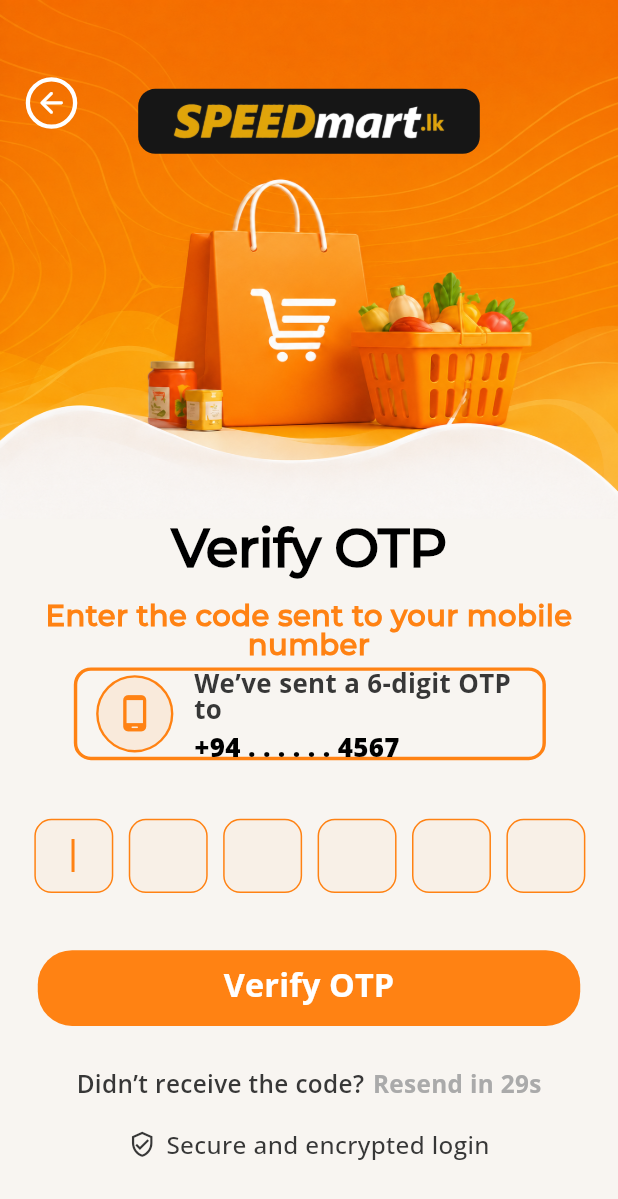
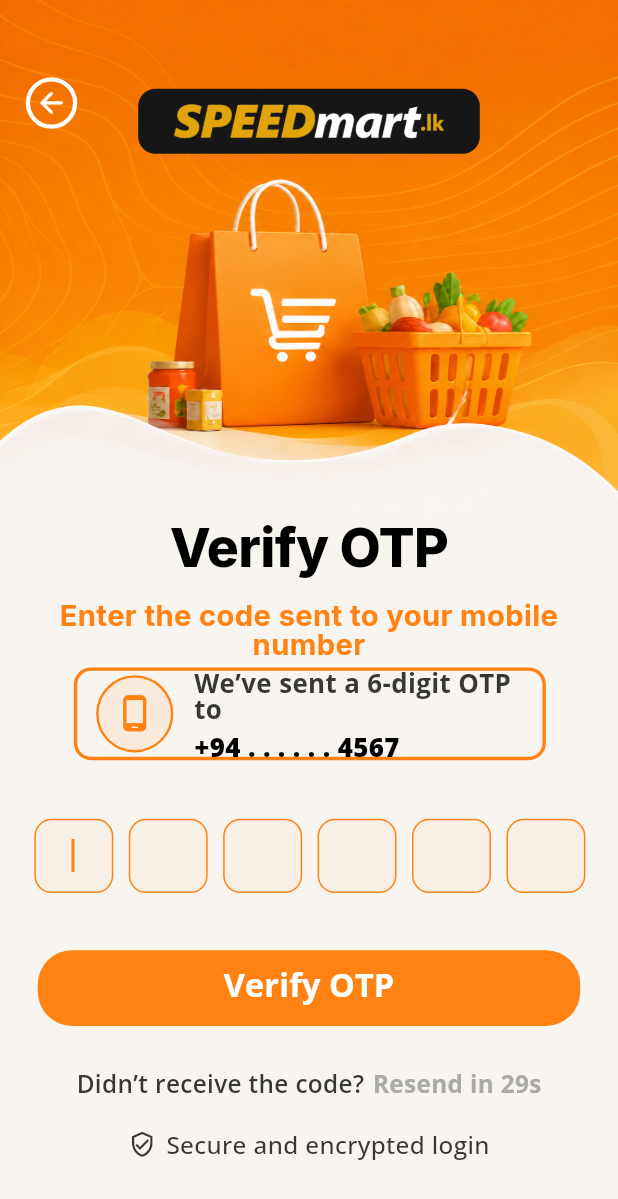
Before and after one commit to Anushmh17/speedmart_lanka, a Flutter app: the SrilankacustomerloginotpWidget screen opened directly, on a phone screen of 412 x 824 dp. Shown: the top 1199 px of the screen. Run offline on Flutter 3.47's test engine with Material 3 defaults, Android fonts, the phone set to English and light mode, and no system bars; our stand-ins replace connectivity_plus, dio, flutter_local_notifications, flutter_map, flutter_riverpod, flutter_secure_storage and 8 more; accounts and stored records are empty; project files that could hold a hidden picture were left out.

Commit message:
Commit login OTP figma screen changes

```diff
--- a/lib/figma_screens/sri_lanka_customer_login_otp_figma.dart
+++ b/lib/figma_screens/sri_lanka_customer_login_otp_figma.dart
@@ -1,7 +1,6 @@
 import 'dart:async';
 import 'package:flutter/material.dart';
 import 'package:flutter/services.dart';
-import 'package:google_fonts/google_fonts.dart';
 
 class SrilankacustomerloginotpWidget extends StatefulWidget {
   final VoidCallback? onBack;
@@ -208,7 +207,8 @@ class _SrilankacustomerloginotpWidgetState
                           Text(
                             'Verify OTP',
                             textAlign: TextAlign.center,
-                            style: GoogleFonts.montserrat(
+                            style: TextStyle(
+                              fontFamily: 'Inter',
                               color: Colors.black, fontSize: fs(33),
                               fontWeight: FontWeight.w800, letterSpacing: -0.4, height: 1,
                             ),
@@ -217,7 +217,8 @@ class _SrilankacustomerloginotpWidgetState
                           Text(
                             'Enter the code sent to your mobile number',
                             textAlign: TextAlign.center,
-                            style: GoogleFonts.montserrat(
+                            style: TextStyle(
+                              fontFamily: 'Inter',
                               color: const Color(0xFFFF8213), fontSize: fs(18),
                               fontWeight: FontWeight.w700, height: 1,
                             ),
```
